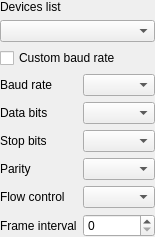
Old version of the form src/debuggers/serialport/SAKSerialPortController.ui in the repository x-tools-author/x-tools.
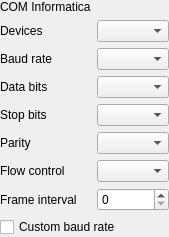
New version of the form.

The edit to the form file:
```diff
--- a/src/debuggers/serialport/SAKSerialPortController.ui
+++ b/src/debuggers/serialport/SAKSerialPortController.ui
@@ -6,8 +6,8 @@
    <rect>
     <x>0</x>
     <y>0</y>
-    <width>127</width>
-    <height>204</height>
+    <width>165</width>
+    <height>216</height>
    </rect>
   </property>
   <property name="windowTitle">
@@ -26,20 +26,21 @@
    <property name="bottomMargin">
     <number>0</number>
    </property>
-   <item row="6" column="0">
-    <widget class="QLabel" name="label_5">
-     <property name="sizePolicy">
-      <sizepolicy hsizetype="Fixed" vsizetype="Preferred">
-       <horstretch>0</horstretch>
-       <verstretch>0</verstretch>
-      </sizepolicy>
+   <item row="0" column="0">
+    <widget class="QLabel" name="label">
+     <property name="text">
+      <string>COM Informatica</string>
      </property>
+    </widget>
+   </item>
+   <item row="1" column="0">
+    <widget class="QLabel" name="label_8">
      <property name="text">
-      <string>Parity</string>
+      <string>Devices</string>
      </property>
     </widget>
    </item>
-   <item row="1" column="0" colspan="2">
+   <item row="1" column="1">
     <widget class="QComboBox" name="serialportsComboBox">
      <property name="sizePolicy">
       <sizepolicy hsizetype="Preferred" vsizetype="Fixed">
@@ -55,7 +56,23 @@
      </property>
     </widget>
    </item>
-   <item row="4" column="0">
+   <item row="2" column="0">
+    <widget class="QLabel" name="label_2">
+     <property name="sizePolicy">
+      <sizepolicy hsizetype="Fixed" vsizetype="Preferred">
+       <horstretch>0</horstretch>
+       <verstretch>0</verstretch>
+      </sizepolicy>
+     </property>
+     <property name="text">
+      <string>Baud rate</string>
+     </property>
+    </widget>
+   </item>
+   <item row="2" column="1">
+    <widget class="QComboBox" name="baudrateComboBox"/>
+   </item>
+   <item row="3" column="0">
     <widget class="QLabel" name="label_3">
      <property name="sizePolicy">
       <sizepolicy hsizetype="Fixed" vsizetype="Preferred">
@@ -69,16 +86,6 @@
     </widget>
    </item>
    <item row="3" column="1">
-    <widget class="QComboBox" name="baudrateComboBox"/>
-   </item>
-   <item row="0" column="0" colspan="2">
-    <widget class="QLabel" name="label">
-     <property name="text">
-      <string>Devices list</string>
-     </property>
-    </widget>
-   </item>
-   <item row="4" column="1">
     <widget class="QComboBox" name="databitsComboBox">
      <property name="currentText">
       <string notr="true"/>
@@ -88,26 +95,7 @@
      </property>
     </widget>
    </item>
-   <item row="7" column="1">
-    <widget class="QComboBox" name="flowControlComboBox"/>
-   </item>
-   <item row="2" column="0" colspan="2">
-    <widget class="QCheckBox" name="customBaudrateCheckBox">
-     <property name="sizePolicy">
-      <sizepolicy hsizetype="Preferred" vsizetype="Fixed">
-       <horstretch>0</horstretch>
-       <verstretch>0</verstretch>
-      </sizepolicy>
-     </property>
-     <property name="text">
-      <string>Custom baud rate</string>
-     </property>
-    </widget>
-   </item>
-   <item row="5" column="1">
-    <widget class="QComboBox" name="stopbitsComboBox"/>
-   </item>
-   <item row="5" column="0">
+   <item row="4" column="0">
     <widget class="QLabel" name="label_4">
      <property name="sizePolicy">
       <sizepolicy hsizetype="Fixed" vsizetype="Preferred">
@@ -120,8 +108,11 @@
      </property>
     </widget>
    </item>
-   <item row="3" column="0">
-    <widget class="QLabel" name="label_2">
+   <item row="4" column="1">
+    <widget class="QComboBox" name="stopbitsComboBox"/>
+   </item>
+   <item row="5" column="0">
+    <widget class="QLabel" name="label_5">
      <property name="sizePolicy">
       <sizepolicy hsizetype="Fixed" vsizetype="Preferred">
        <horstretch>0</horstretch>
@@ -129,11 +120,14 @@
       </sizepolicy>
      </property>
      <property name="text">
-      <string>Baud rate</string>
+      <string>Parity</string>
      </property>
     </widget>
    </item>
-   <item row="7" column="0">
+   <item row="5" column="1">
+    <widget class="QComboBox" name="parityComboBox"/>
+   </item>
+   <item row="6" column="0">
     <widget class="QLabel" name="label_6">
      <property name="sizePolicy">
       <sizepolicy hsizetype="Fixed" vsizetype="Preferred">
@@ -147,18 +141,31 @@
     </widget>
    </item>
    <item row="6" column="1">
-    <widget class="QComboBox" name="parityComboBox"/>
+    <widget class="QComboBox" name="flowControlComboBox"/>
    </item>
-   <item row="8" column="0">
+   <item row="7" column="0">
     <widget class="QLabel" name="label_7">
      <property name="text">
       <string>Frame interval</string>
      </property>
     </widget>
    </item>
-   <item row="8" column="1">
+   <item row="7" column="1">
     <widget class="QSpinBox" name="frameIntervalSpinBox"/>
    </item>
+   <item row="8" column="0" colspan="2">
+    <widget class="QCheckBox" name="customBaudrateCheckBox">
+     <property name="sizePolicy">
+      <sizepolicy hsizetype="Preferred" vsizetype="Fixed">
+       <horstretch>0</horstretch>
+       <verstretch>0</verstretch>
+      </sizepolicy>
+     </property>
+     <property name="text">
+      <string>Custom baud rate</string>
+     </property>
+    </widget>
+   </item>
   </layout>
  </widget>
  <resources/>
```
